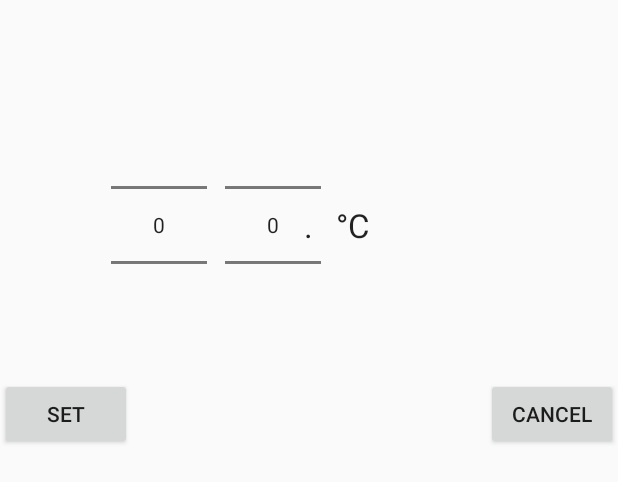
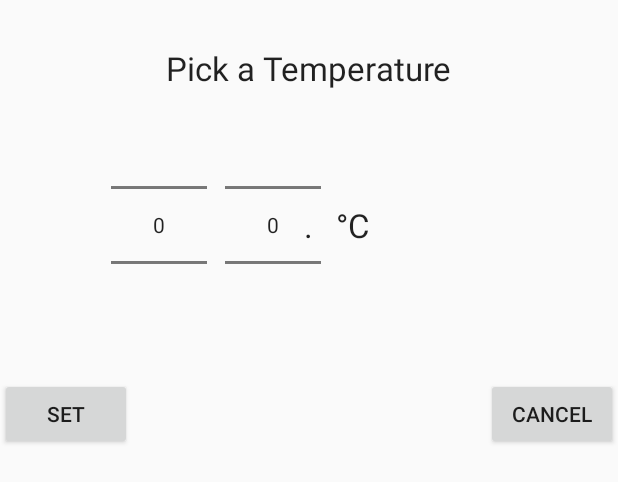
Before and after one commit to Jolanrensen/Thermostat, an Android app: the layout dialog.xml on its own in the app's theme, with its tools: preview values and no code run, on a phone screen of 412 x 824 dp. Shown: the top 482 px of the screen. Run offline under Robolectric (Android 15) with nearby library versions, the phone set to English and light mode, and no system bars; network calls fail.

Commit message:
added pick a temperature in temperature picker

```diff
--- a/app/src/main/res/layout/dialog.xml
+++ b/app/src/main/res/layout/dialog.xml
@@ -58,4 +58,14 @@
         android:gravity="right"
         />
 
+    <TextView
+        android:layout_width="wrap_content"
+        android:layout_height="wrap_content"
+        android:textAppearance="?android:attr/textAppearanceLarge"
+        android:text="Pick a Temperature"
+        android:id="@+id/textView4"
+        android:layout_above="@id/numberPicker2"
+        android:layout_centerHorizontal="true"
+        />
+
 </RelativeLayout>
```
